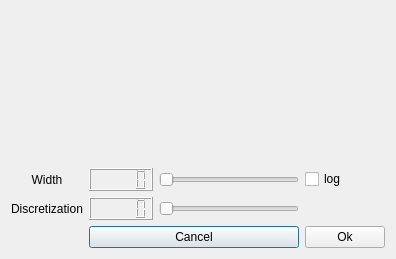
Qt form plugins/clustering/ConvolutionClusteringSetup.ui (vadivelselvaraj/TulipGLImprovement) before a commit.
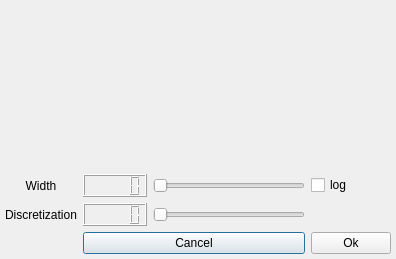
The same form after that commit.

```diff
--- a/plugins/clustering/ConvolutionClusteringSetup.ui
+++ b/plugins/clustering/ConvolutionClusteringSetup.ui
@@ -13,22 +13,10 @@
    <string>Convolution Clustering Parameters</string>
   </property>
   <layout class="QGridLayout" >
-   <property name="leftMargin" >
-    <number>11</number>
+   <property name="margin" >
+    <number>5</number>
    </property>
-   <property name="topMargin" >
-    <number>11</number>
-   </property>
-   <property name="rightMargin" >
-    <number>11</number>
-   </property>
-   <property name="bottomMargin" >
-    <number>11</number>
-   </property>
-   <property name="horizontalSpacing" >
-    <number>6</number>
-   </property>
-   <property name="verticalSpacing" >
+   <property name="spacing" >
     <number>6</number>
    </property>
    <item row="1" column="0" >
```
